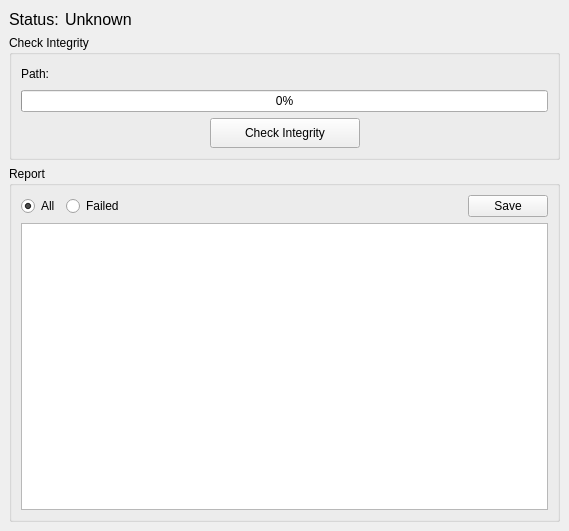
Old version of the form Source/ZELNLauncher/ZELNIntegrityWidget.ui in the repository orcun-gokbulut/ze.
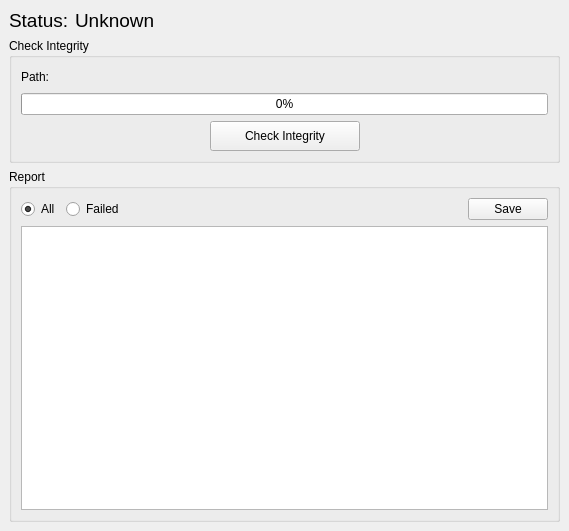
New version of the form.

Commit message: FIX: Fixed various problems has been fixed and improvemenets has been made on ZEITIntegrity and ZEITIntegrtiy launcher modules.

```diff
--- a/Source/ZELNLauncher/ZELNIntegrityWidget.ui
+++ b/Source/ZELNLauncher/ZELNIntegrityWidget.ui
@@ -68,7 +68,7 @@
           <widget class="QLabel" name="label_3">
            <property name="font">
             <font>
-             <pointsize>12</pointsize>
+             <pointsize>14</pointsize>
             </font>
            </property>
            <property name="text">
@@ -80,7 +80,7 @@
           <widget class="QLabel" name="lblStatus">
            <property name="font">
             <font>
-             <pointsize>12</pointsize>
+             <pointsize>14</pointsize>
              <weight>50</weight>
              <bold>false</bold>
             </font>
@@ -88,6 +88,9 @@
            <property name="text">
             <string>Unknown</string>
            </property>
+           <property name="textFormat">
+            <enum>Qt::RichText</enum>
+           </property>
           </widget>
          </item>
          <item>
```
The commit also changes 16 other files.
